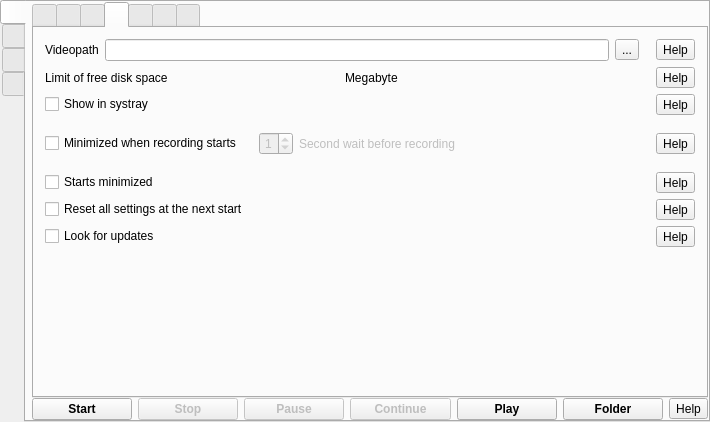
Before: the Qt Designer form src/formMainWindow.ui in vkohaupt/vokoscreenNG, drawn with Qt 5.
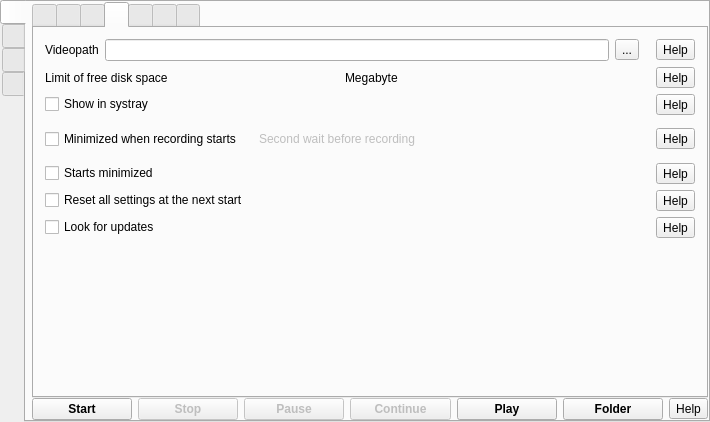
After: the same form once the commit is applied. The open tabs and pages were chosen to show the change. Icons and pictures are not drawn.

Commit message: New slider minimized befor recording

```diff
--- a/src/formMainWindow.ui
+++ b/src/formMainWindow.ui
@@ -1084,18 +1084,7 @@
                 </property>
                 <layout class="QHBoxLayout" name="horizontalLayout_35">
                  <item>
-                  <widget class="QSpinBox" name="spinBoxMinimizedWhenRecordingStarts">
-                   <property name="alignment">
-                    <set>Qt::AlignRight|Qt::AlignTrailing|Qt::AlignVCenter</set>
-                   </property>
-                   <property name="maximum">
-                    <number>4</number>
-                   </property>
-                   <property name="value">
-                    <number>1</number>
-                   </property>
-                  </widget>
-                 </item>
+                  <layout class="QVBoxLayout" name="verticalLayout_27">
                  <item>
                   <widget class="QLabel" name="label_18">
                    <property name="text">
@@ -1104,6 +1093,8 @@
                   </widget>
                  </item>
                 </layout>
+                 </item>
+                </layout>
                </widget>
               </item>
               <item>
```
Left out of the diff: 3 changed lines with no effect on the pictures. Lines whose indentation alone changed are shown as unchanged. The commit also changes 2 other files.
